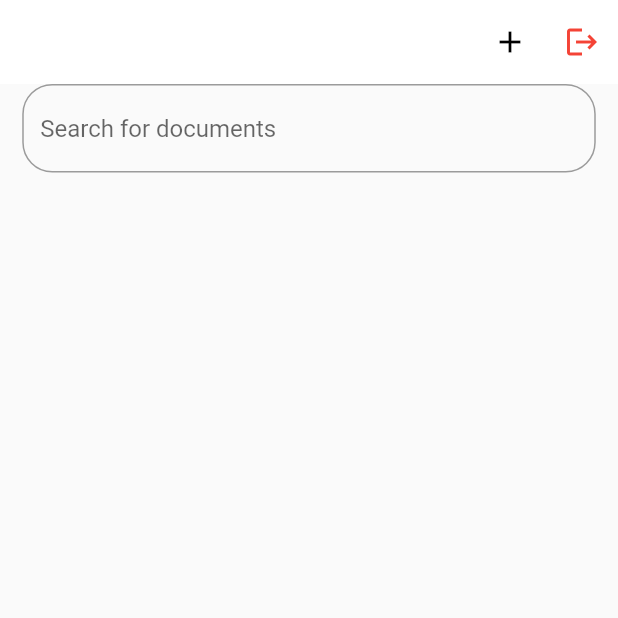
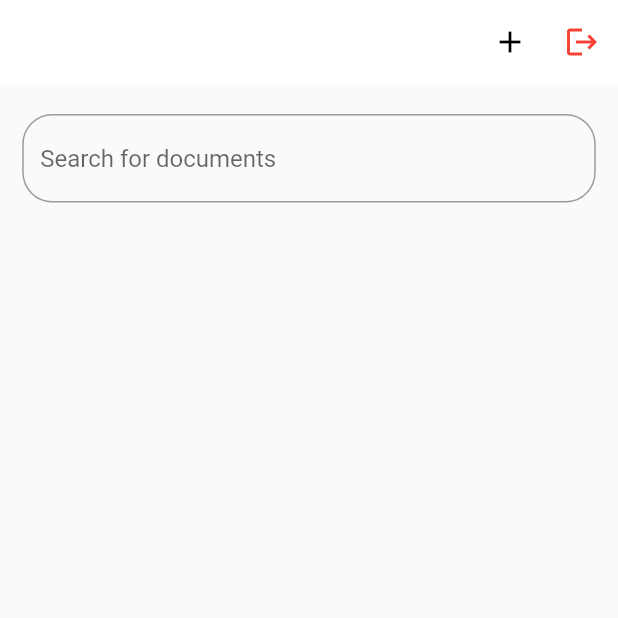
Before and after one commit to devrahul-2508/IO-Docs, a Flutter app: the HomeScreen screen opened directly, on a phone screen of 412 x 824 dp, the top half of it. Run offline on Flutter 3.47's test engine with Material 2 defaults, Android fonts, the phone set to English and light mode, and no system bars; our stand-ins replace dio, flutter_riverpod, google_fonts, google_sign_in, riverpod, routemaster and 2 more; missing offline and left inert: flutter_quill; accounts and stored records are empty; network calls fail.

Commit message:
State managed

```diff
--- a/lib/pages/document_screen.dart
+++ b/lib/pages/document_screen.dart
@@ -142,7 +142,7 @@ class _DocumentScreenState extends ConsumerState<DocumentScreen> {
                 Routemaster.of(context).replace('/');
               },
               child: Image.asset(
-                'assets/images/gdocslogo.png',
+                'assets/images/docscloud.png',
                 height: 40,
               ),
             ),
--- a/lib/pages/home_screen.dart
+++ b/lib/pages/home_screen.dart
@@ -104,6 +104,9 @@ class _HomeScreenState extends ConsumerState<HomeScreen> {
         ),
         body: Column(
           children: [
+            SizedBox(
+              height: 20,
+            ),
             Padding(
               padding: EdgeInsets.symmetric(horizontal: width * 0.036),
               child: TextField(
@@ -116,12 +119,20 @@ class _HomeScreenState extends ConsumerState<HomeScreen> {
                 },
               ),
             ),
+            SizedBox(
+              height: 10,
+            ),
             Expanded(
               child: Padding(
                 padding: EdgeInsets.symmetric(horizontal: 20),
                 child: GridView.builder(
                     gridDelegate: SliverGridDelegateWithMaxCrossAxisExtent(
-                        maxCrossAxisExtent: ResponsiveWidget.isSmallScreen(context)?800:(ResponsiveWidget.isMediumScreen(context)?400:300),
+                        maxCrossAxisExtent:
+                            ResponsiveWidget.isSmallScreen(context)
+                                ? 800
+                                : (ResponsiveWidget.isMediumScreen(context)
+                                    ? 400
+                                    : 300),
                         childAspectRatio: 3 / 2,
                         crossAxisSpacing: 20,
                         mainAxisSpacing: 20),
--- a/lib/pages/login_screen.dart
+++ b/lib/pages/login_screen.dart
@@ -221,7 +221,7 @@ class LoginScreen extends ConsumerWidget {
                                 ? width * 0.3
                                 : (ResponsiveWidget.isMediumScreen(context)
                                     ? width * 0.4
-                                    : width * 0.5),
+                                    : width * 0.65),
                             padding: EdgeInsets.symmetric(
                                 horizontal: 70.0, vertical: 18.0),
                             decoration: BoxDecoration(
@@ -251,7 +251,7 @@ class LoginScreen extends ConsumerWidget {
                                 ? width * 0.3
                                 : (ResponsiveWidget.isMediumScreen(context)
                                     ? width * 0.4
-                                    : width * 0.5),
+                                    : width * 0.65),
                             padding: EdgeInsets.symmetric(
                                 vertical: 18.0, horizontal: 25),
                             decoration: BoxDecoration(
```
